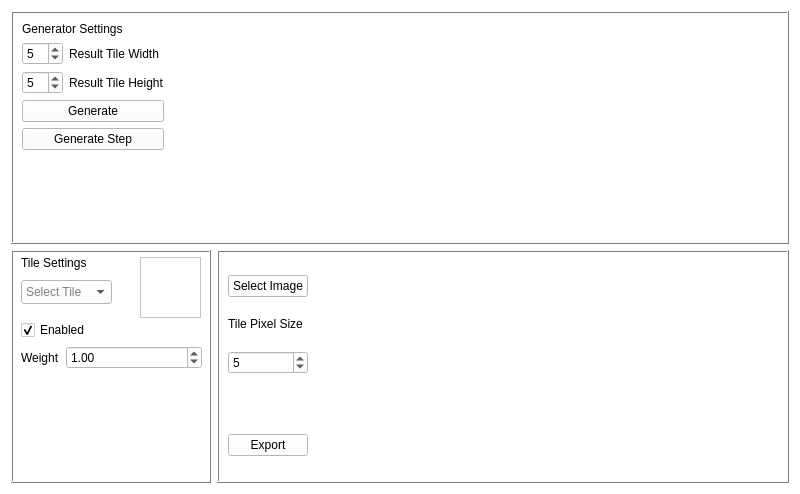
Above: wfc_gui.ui from Kotruper/WFC_GUI before the change. Below: the same form after it.
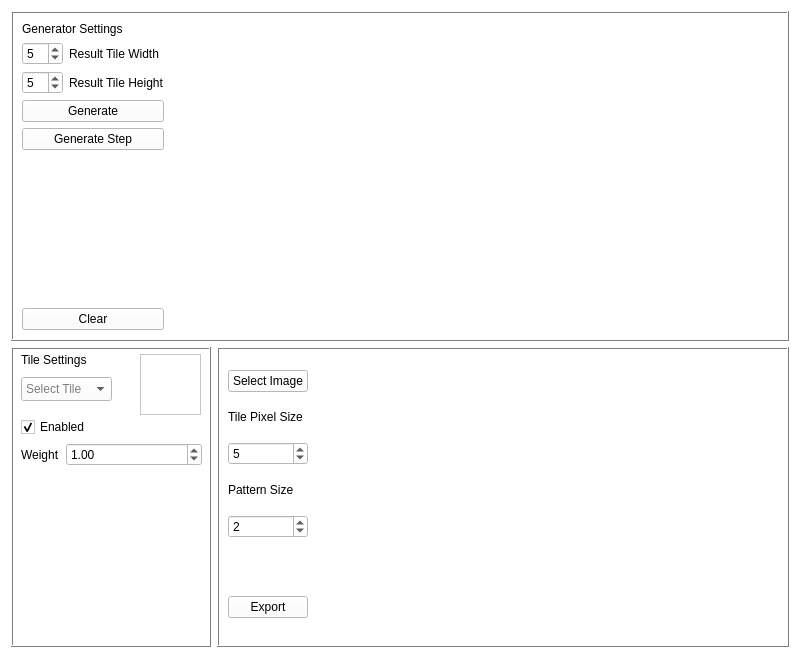
That is the form after the change.

Diff of the .ui file:
```diff
--- a/wfc_gui.ui
+++ b/wfc_gui.ui
@@ -10,7 +10,7 @@
     <x>0</x>
     <y>0</y>
     <width>800</width>
-    <height>494</height>
+    <height>658</height>
    </rect>
   </property>
   <property name="palette">
@@ -587,6 +587,13 @@
           </property>
          </spacer>
         </item>
+        <item>
+         <widget class="QPushButton" name="clearGridButton">
+          <property name="text">
+           <string>Clear</string>
+          </property>
+         </widget>
+        </item>
        </layout>
       </item>
       <item>
@@ -798,7 +805,7 @@
            <item>
             <widget class="QLabel" name="label">
              <property name="sizePolicy">
-              <sizepolicy hsizetype="Preferred" vsizetype="Fixed">
+              <sizepolicy hsizetype="Preferred" vsizetype="Maximum">
                <horstretch>0</horstretch>
                <verstretch>0</verstretch>
               </sizepolicy>
@@ -818,6 +825,29 @@
              </property>
             </widget>
            </item>
+           <item>
+            <widget class="QLabel" name="label_6">
+             <property name="sizePolicy">
+              <sizepolicy hsizetype="Preferred" vsizetype="Maximum">
+               <horstretch>0</horstretch>
+               <verstretch>0</verstretch>
+              </sizepolicy>
+             </property>
+             <property name="text">
+              <string>Pattern Size</string>
+             </property>
+            </widget>
+           </item>
+           <item>
+            <widget class="QSpinBox" name="patternSizeInput">
+             <property name="minimum">
+              <number>1</number>
+             </property>
+             <property name="value">
+              <number>2</number>
+             </property>
+            </widget>
+           </item>
            <item>
             <spacer name="verticalSpacer">
              <property name="orientation">
```
